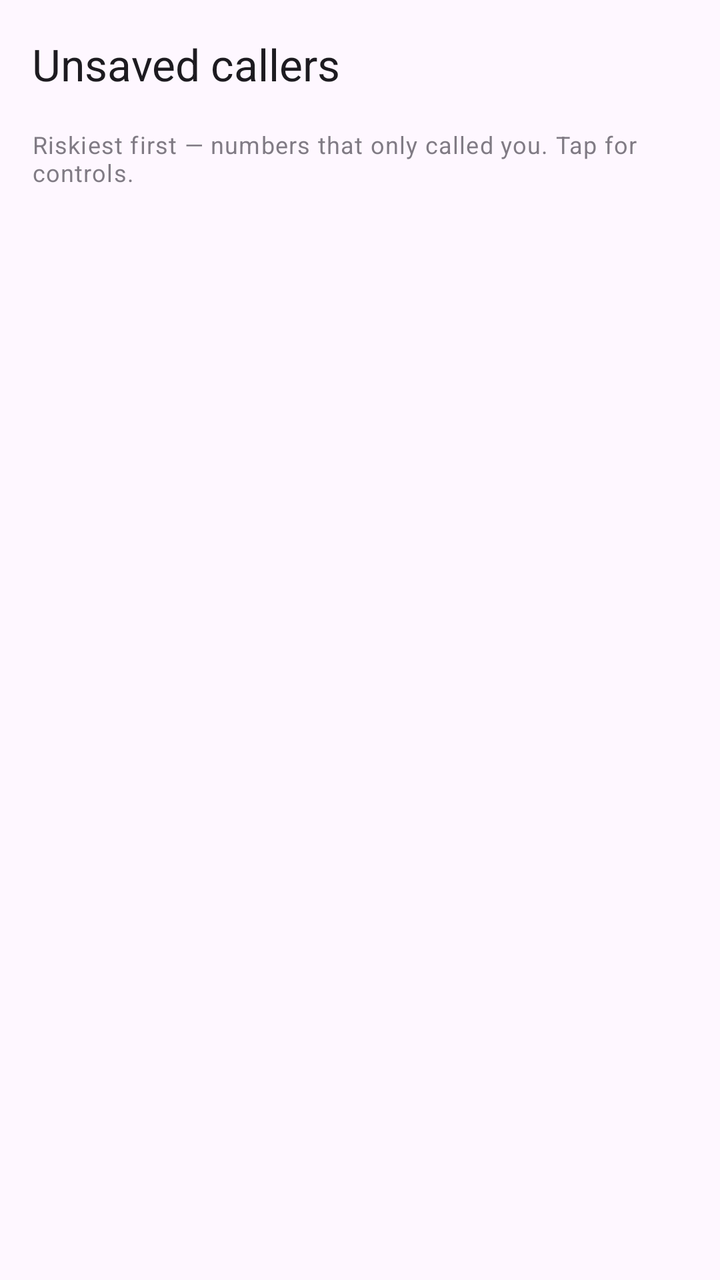
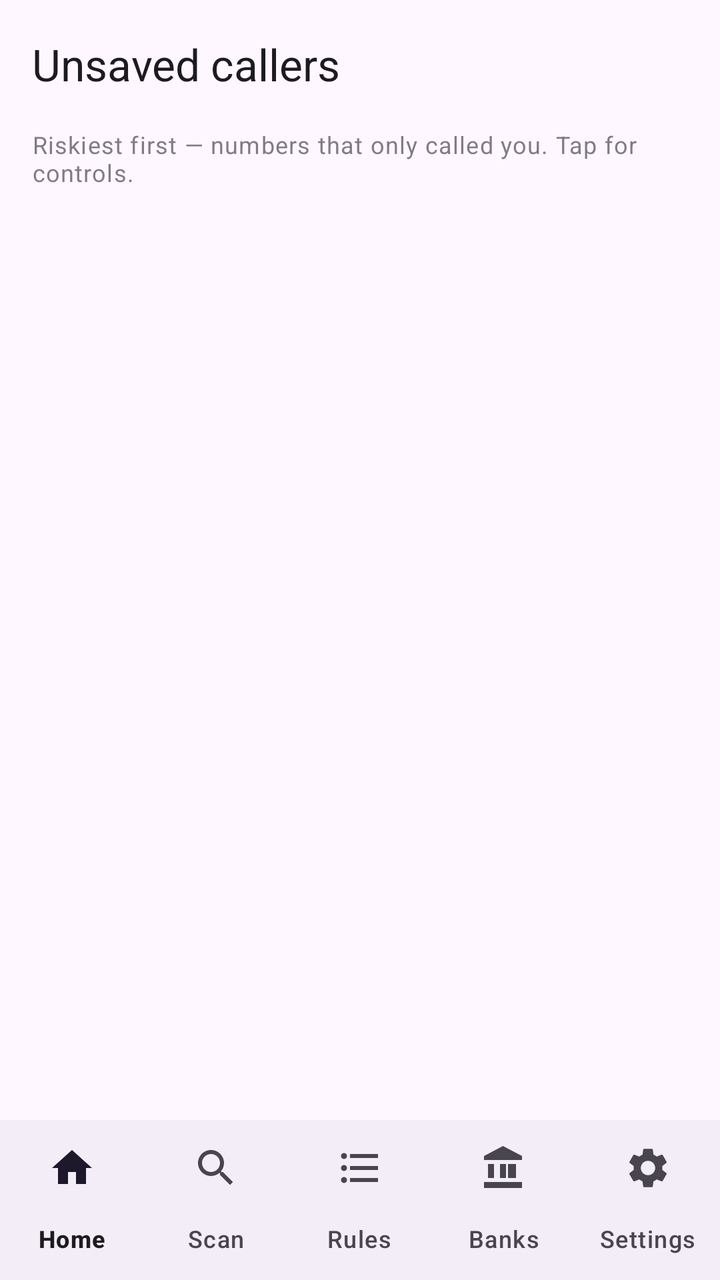

Compare the two renders of this Android layout. The source of the first and the diff that turns it into the second are given below.
<!-- AndroidManifest.xml: application theme Theme.CallSentry -->
<!-- res/layout/activity_call_log.xml -->
<?xml version="1.0" encoding="utf-8"?>
<LinearLayout xmlns:android="http://schemas.android.com/apk/res/android"
    xmlns:app="http://schemas.android.com/apk/res-auto"
    android:layout_width="match_parent"
    android:layout_height="match_parent"
    android:orientation="vertical"
    android:fitsSystemWindows="true">

    <com.google.android.material.appbar.MaterialToolbar
        android:id="@+id/toolbar"
        android:layout_width="match_parent"
        android:layout_height="?attr/actionBarSize"
        app:title="Unsaved callers" />

    <TextView
        android:layout_width="match_parent"
        android:layout_height="wrap_content"
        android:layout_marginStart="16dp"
        android:layout_marginEnd="16dp"
        android:layout_marginBottom="8dp"
        android:alpha="0.7"
        android:textAppearance="?attr/textAppearanceBodySmall"
        android:text="Riskiest first — numbers that only called you. Tap for controls." />

    <androidx.recyclerview.widget.RecyclerView
        android:id="@+id/rvLog"
        android:layout_width="match_parent"
        android:layout_height="0dp"
        android:layout_weight="1" />

    <TextView
        android:id="@+id/tvEmptyLog"
        android:layout_width="match_parent"
        android:layout_height="wrap_content"
        android:layout_margin="16dp"
        android:gravity="center"
        android:alpha="0.7"
        android:textAppearance="?attr/textAppearanceBodyMedium"
        android:text=""
        android:visibility="gone" />
</LinearLayout>
<!-- resources referenced by this layout -->
<resources>
  <style name="Theme.CallSentry" parent="Theme.Material3.DayNight.NoActionBar">
          <item name="colorPrimary">@color/sentryPrimary</item>
          <item name="colorOnPrimary">@color/white</item>
          <item name="colorPrimaryContainer">@color/sentryPrimaryContainer</item>
          <item name="android:statusBarColor">@color/sentryNavy</item>
      </style>
  <color name="sentryPrimary">#12405F</color>
  <color name="white">#FFFFFF</color>
  <color name="sentryPrimaryContainer">#1E5A85</color>
  <color name="sentryNavy">#14213D</color>
</resources>

<!-- the commit's change to res/layout/activity_call_log.xml (unified diff, before → after) -->
@@ -6,36 +6,126 @@
     android:orientation="vertical"
     android:fitsSystemWindows="true">
 
-    <com.google.android.material.appbar.MaterialToolbar
-        android:id="@+id/toolbar"
-        android:layout_width="match_parent"
-        android:layout_height="?attr/actionBarSize"
-        app:title="Unsaved callers" />
-
-    <TextView
-        android:layout_width="match_parent"
-        android:layout_height="wrap_content"
-        android:layout_marginStart="16dp"
-        android:layout_marginEnd="16dp"
-        android:layout_marginBottom="8dp"
-        android:alpha="0.7"
-        android:textAppearance="?attr/textAppearanceBodySmall"
-        android:text="Riskiest first — numbers that only called you. Tap for controls." />
-
-    <androidx.recyclerview.widget.RecyclerView
-        android:id="@+id/rvLog"
+    <LinearLayout
         android:layout_width="match_parent"
         android:layout_height="0dp"
-        android:layout_weight="1" />
+        android:layout_weight="1"
+        android:orientation="vertical">
 
-    <TextView
-        android:id="@+id/tvEmptyLog"
-        android:layout_width="match_parent"
+        <com.google.android.material.appbar.MaterialToolbar
+            android:id="@+id/toolbar"
+            android:layout_width="match_parent"
+            android:layout_height="?attr/actionBarSize"
+            app:title="Unsaved callers" />
+
+        <TextView
+            android:layout_width="match_parent"
+            android:layout_height="wrap_content"
+            android:layout_marginStart="16dp"
+            android:layout_marginEnd="16dp"
+            android:layout_marginBottom="8dp"
+            android:alpha="0.7"
+            android:textAppearance="?attr/textAppearanceBodySmall"
+            android:text="Riskiest first — numbers that only called you. Tap for controls." />
+
+        <FrameLayout
+            android:layout_width="match_parent"
+            android:layout_height="0dp"
+            android:layout_weight="1">
+
+            <androidx.recyclerview.widget.RecyclerView
+                android:id="@+id/rvLog"
+                android:layout_width="match_parent"
+                android:layout_height="match_parent" />
+
+            <TextView
+                android:id="@+id/tvEmptyLog"
+                android:layout_width="wrap_content"
+                android:layout_height="wrap_content"
+                android:layout_gravity="center"
+                android:layout_margin="16dp"
+                android:gravity="center"
+                android:alpha="0.7"
+                android:textAppearance="?attr/textAppearanceBodyMedium"
+                android:text=""
+                android:visibility="gone" />
+
+            <com.facebook.shimmer.ShimmerFrameLayout
+                android:id="@+id/shimmerLog"
+                android:layout_width="match_parent"
+                android:layout_height="match_parent"
+                android:visibility="gone">
+
+                <LinearLayout
+                    android:layout_width="match_parent"
+                    android:layout_height="wrap_content"
+                    android:orientation="vertical">
+
+                    <include layout="@layout/item_skeleton" />
+                    <include layout="@layout/item_skeleton" />
+                    <include layout="@layout/item_skeleton" />
+                    <include layout="@layout/item_skeleton" />
+                    <include layout="@layout/item_skeleton" />
+                    <include layout="@layout/item_skeleton" />
+                    <include layout="@layout/item_skeleton" />
+                    <include layout="@layout/item_skeleton" />
+                </LinearLayout>
+            </com.facebook.shimmer.ShimmerFrameLayout>
+        </FrameLayout>
+    </LinearLayout>
+
+    <include
+        android:id="@+id/bottomNav"
+        layout="@layout/include_bottom_nav" />
+</LinearLayout>
+<!-- res/layout/item_skeleton.xml (included above) -->
+<?xml version="1.0" encoding="utf-8"?>
+<LinearLayout xmlns:android="http://schemas.android.com/apk/res/android"
+    android:layout_width="match_parent"
+    android:layout_height="wrap_content"
+    android:orientation="horizontal"
+    android:gravity="center_vertical"
+    android:paddingStart="16dp"
+    android:paddingEnd="16dp"
+    android:paddingTop="12dp"
+    android:paddingBottom="12dp">
+
+    <View
+        android:layout_width="24dp"
+        android:layout_height="24dp"
+        android:background="@drawable/skeleton_circle" />
+
+    <LinearLayout
+        android:layout_width="0dp"
         android:layout_height="wrap_content"
-        android:layout_margin="16dp"
-        android:gravity="center"
-        android:alpha="0.7"
-        android:textAppearance="?attr/textAppearanceBodyMedium"
-        android:text=""
-        android:visibility="gone" />
+        android:layout_weight="1"
+        android:layout_marginStart="12dp"
+        android:orientation="vertical">
+
+        <View
+            android:layout_width="150dp"
+            android:layout_height="12dp"
+            android:background="@drawable/skeleton_line" />
+
+        <View
+            android:layout_width="90dp"
+            android:layout_height="10dp"
+            android:layout_marginTop="8dp"
+            android:background="@drawable/skeleton_line" />
+    </LinearLayout>
+
+    <View
+        android:layout_width="56dp"
+        android:layout_height="14dp"
+        android:layout_marginStart="8dp"
+        android:background="@drawable/skeleton_line" />
 </LinearLayout>
+<!-- res/layout/include_bottom_nav.xml (included above) -->
+<?xml version="1.0" encoding="utf-8"?>
+<com.google.android.material.bottomnavigation.BottomNavigationView
+    xmlns:android="http://schemas.android.com/apk/res/android"
+    xmlns:app="http://schemas.android.com/apk/res-auto"
+    android:layout_width="match_parent"
+    android:layout_height="wrap_content"
+    app:labelVisibilityMode="labeled"
+    app:menu="@menu/bottom_nav" />
<!-- resource entries referenced after the edit -->
@@ -1,5 +1,16 @@
 <!-- resources referenced by this layout -->
 <resources>
+  <!-- drawable skeleton_circle (drawable) -->
+  <shape xmlns:android="http://schemas.android.com/apk/res/android"
+      android:shape="oval">
+      <solid android:color="#1F767676" />
+  </shape>
+  <!-- drawable skeleton_line (drawable) -->
+  <shape xmlns:android="http://schemas.android.com/apk/res/android"
+      android:shape="rectangle">
+      <corners android:radius="6dp" />
+      <solid android:color="#1F767676" />
+  </shape>
   <style name="Theme.CallSentry" parent="Theme.Material3.DayNight.NoActionBar">
           <item name="colorPrimary">@color/sentryPrimary</item>
           <item name="colorOnPrimary">@color/white</item>
